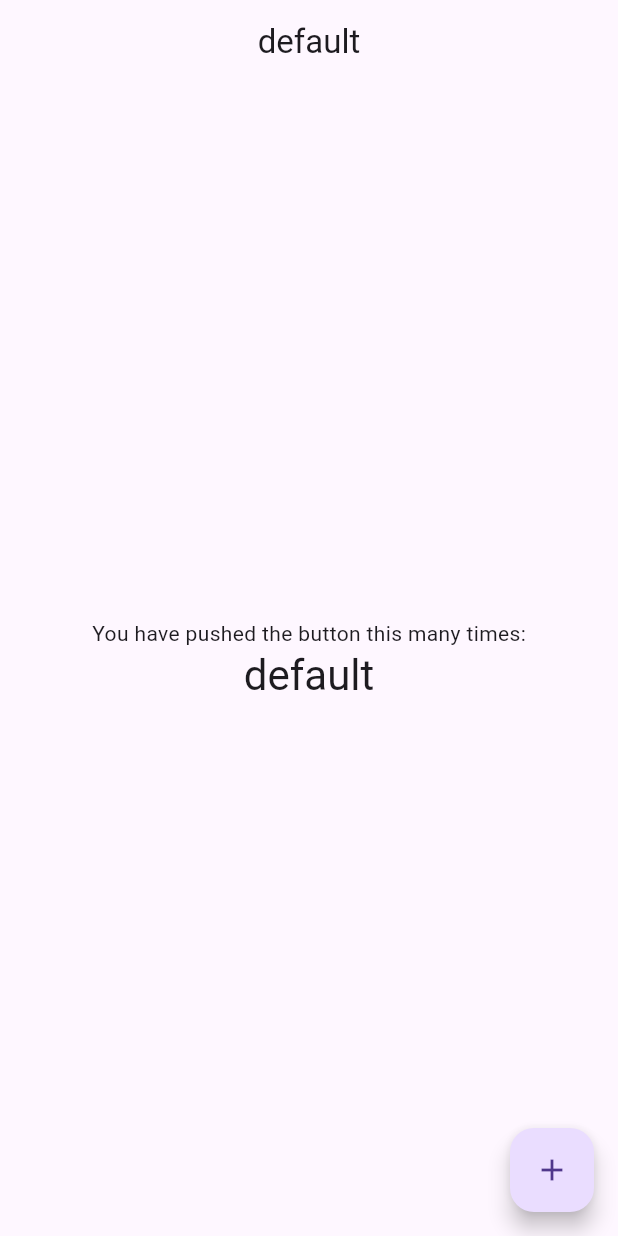
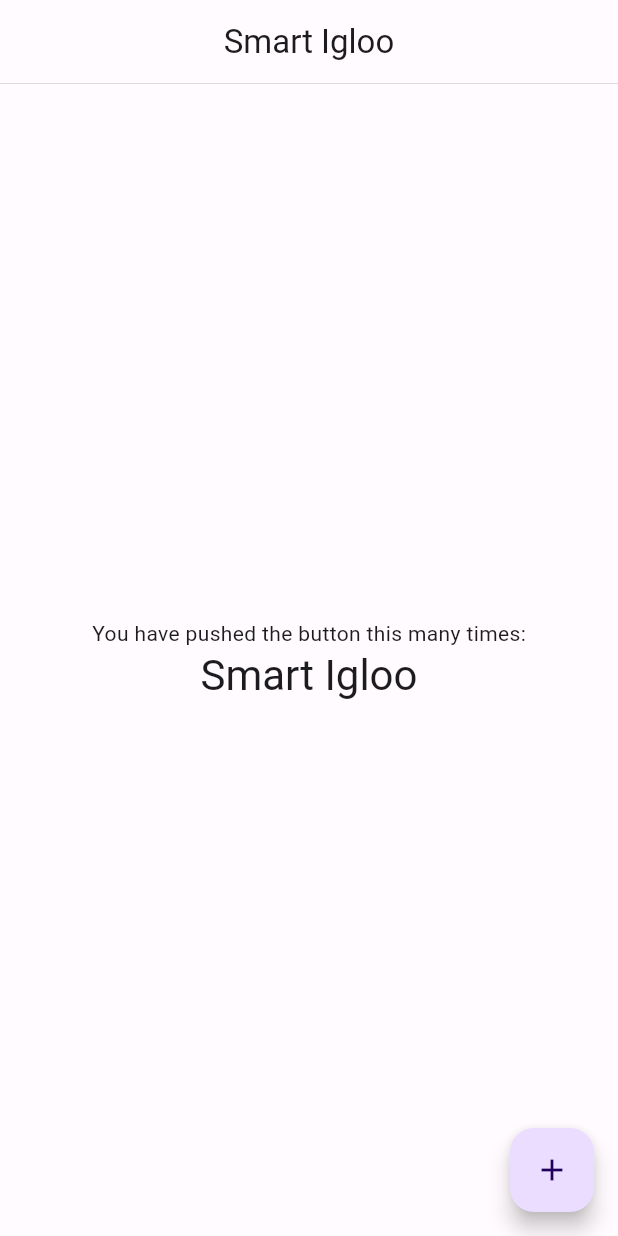
Before and after one commit to iot-tetracube-red/smart-igloo-app, a Flutter app: the screen it shows after launch, on a phone screen of 412 x 824 dp. Run offline on Flutter 3.47's test engine with Material 2 defaults, Android fonts, the phone set to English and light mode, and no system bars; our stand-ins replace flutter_bloc; generated files the repository leaves out were written again.

Commit message:
Add color schema and localization package

```diff
--- /dev/null
+++ b/l10n.yaml
@@ -0,0 +1,3 @@
+arb-dir: lib/l10n
+template-arb-file: app_en.arb
+output-localization-file: app_localizations.dart
--- /dev/null
+++ b/lib/l10n/app_en.arb
@@ -0,0 +1,3 @@
+{
+    "application_main_title": "Smart Igloo"
+}
--- a/lib/main.dart
+++ b/lib/main.dart
@@ -1,79 +1,6 @@
-import 'dart:math';
-
 import 'package:flutter/material.dart';
-import 'package:flutter/services.dart';
-import 'package:flutter_bloc/flutter_bloc.dart';
-import 'package:smart_igloo_app/main_application/app_bar_cubit.dart';
-
-import 'main_application/app_bar_model_state.dart';
+import 'package:smart_igloo_app/main_application/smart_igloo_app.dart';
 
 void main() {
-  runApp(const MyApp());
+  runApp(const SmartIglooApp());
 }
-
-class MyApp extends StatelessWidget {
-  const MyApp({Key? key}) : super(key: key);
-
-  @override
-  Widget build(BuildContext context) {
-    return MaterialApp(
-      title: 'Flutter Demo',
-      theme: ThemeData(
-        useMaterial3: true,
-      ),
-      home: const MyHomePage(),
-    );
-  }
-}
-
-class MyHomePage extends StatelessWidget {
-  const MyHomePage({Key? key}) : super(key: key);
-
-  @override
-  Widget build(BuildContext context) {
-    return BlocProvider(
-      create: (_) => AppBarCubit(),
-      child: const ContentPage(),
-    );
-  }
-}
-
-class ContentPage extends StatelessWidget {
-  const ContentPage({Key? key}) : super(key: key);
-
-  @override
-  Widget build(BuildContext context) {
-    return Scaffold(
-      appBar: AppBar(
-          systemOverlayStyle:
-              const SystemUiOverlayStyle(statusBarColor: Colors.transparent),
-          centerTitle: true,
-          title: BlocBuilder<AppBarCubit, AppBarModelState>(
-            builder: (ctx, state) => Text(state.title ?? "default"),
-          )),
-      body: Center(
-        child: Column(
-          mainAxisAlignment: MainAxisAlignment.center,
-          children: <Widget>[
-            const Text(
-              'You have pushed the button this many times:',
-            ),
-            BlocBuilder<AppBarCubit, AppBarModelState>(
-              builder: (ctx, state) => Text(
-                state.title ?? "default",
-                style: Theme.of(context).textTheme.headline4,
-              ),
-            )
-          ],
-        ),
-      ),
-      floatingActionButton: FloatingActionButton(
-        onPressed: () => context.read<AppBarCubit>().setAppBarTitle(
-            String.fromCharCodes(
-                List.generate(23, (index) => Random().nextInt(33) + 89))),
-        tooltip: 'Increment',
-        child: const Icon(Icons.add),
-      ), // This trailing comma makes auto-formatting nicer for build methods.
-    );
-  }
-}
--- /dev/null
+++ b/lib/main_application/main_application_page.dart
@@ -0,0 +1,58 @@
+import 'dart:math';
+
+import 'package:flutter/material.dart';
+import 'package:flutter/services.dart';
+import 'package:flutter_bloc/flutter_bloc.dart';
+import 'package:smart_igloo_app/main_application/app_bar_model_state.dart';
+import 'package:flutter_gen/gen_l10n/app_localizations.dart';
+
+import 'app_bar_cubit.dart';
+
+class MainApplicationPage extends StatelessWidget {
+  const MainApplicationPage({Key? key}) : super(key: key);
+
+  @override
+  Widget build(BuildContext context) {
+    return Scaffold(
+      appBar: AppBar(
+        backgroundColor: Theme.of(context).scaffoldBackgroundColor,
+        shape: Border(
+            bottom: BorderSide(
+                color: Theme.of(context).colorScheme.onBackground,
+                width: 0.1
+            )
+        ),
+        systemOverlayStyle:
+        const SystemUiOverlayStyle(statusBarColor: Colors.transparent),
+        centerTitle: true,
+        title: BlocBuilder<AppBarCubit, AppBarModelState>(
+          builder: (ctx, state) => Text(state.title ??
+              AppLocalizations.of(context)!.application_main_title),
+        ),
+      ),
+      body: Center(
+        child: Column(
+          mainAxisAlignment: MainAxisAlignment.center,
+          children: <Widget>[
+            const Text(
+              'You have pushed the button this many times:',
+            ),
+            BlocBuilder<AppBarCubit, AppBarModelState>(
+              builder: (ctx, state) => Text(
+                state.title ?? AppLocalizations.of(context)!.application_main_title,
+                style: Theme.of(context).textTheme.headline4,
+              ),
+            )
+          ],
+        ),
+      ),
+      floatingActionButton: FloatingActionButton(
+        onPressed: () => context.read<AppBarCubit>().setAppBarTitle(
+            String.fromCharCodes(
+                List.generate(23, (index) => Random().nextInt(33) + 89))),
+        tooltip: 'Increment',
+        child: const Icon(Icons.add),
+      ),
+    );
+  }
+}
--- /dev/null
+++ b/lib/main_application/smart_igloo_app.dart
@@ -0,0 +1,39 @@
+import 'package:flutter/material.dart';
+import 'package:flutter_bloc/flutter_bloc.dart';
+import 'package:flutter_gen/gen_l10n/app_localizations.dart';
+import 'package:flutter_localizations/flutter_localizations.dart';
+import 'package:smart_igloo_app/main_application/app_bar_cubit.dart';
+
+import '../color_schemes.g.dart';
+import 'main_application_page.dart';
+
+class SmartIglooApp extends StatelessWidget {
+  const SmartIglooApp({Key? key}) : super(key: key);
+
+  @override
+  Widget build(BuildContext context) {
+    return MaterialApp(
+      title: 'Smart Igloo',
+      localizationsDelegates: const [
+        AppLocalizations.delegate,
+        GlobalMaterialLocalizations.delegate,
+        GlobalWidgetsLocalizations.delegate,
+        GlobalCupertinoLocalizations.delegate,
+      ],
+      supportedLocales: const [
+        Locale('en', ''),
+      ],
+      debugShowCheckedModeBanner: false,
+      theme: ThemeData(useMaterial3: true, colorScheme: lightColorScheme),
+      darkTheme: ThemeData(useMaterial3: true, colorScheme: darkColorScheme),
+      home: blocContainerWrapper(context),
+    );
+  }
+
+  Widget blocContainerWrapper(BuildContext context) {
+    return BlocProvider(
+      create: (_) => AppBarCubit(),
+      child: const MainApplicationPage(),
+    );
+  }
+}
--- a/pubspec.yaml
+++ b/pubspec.yaml
@@ -10,10 +10,11 @@ dependencies:
   flutter:
     sdk: flutter
   flutter_localizations:
-      sdk: flutter
+    sdk: flutter
   cupertino_icons: ^1.0.2
   bloc: ^8.0.0
   flutter_bloc: ^8.0.0
+  intl: ^0.17.0
 
 dev_dependencies:
   flutter_test:
@@ -22,3 +23,4 @@ dev_dependencies:
 
 flutter:
   uses-material-design: true
+  generate: true
```
Also changed, not shown: lib/color_schemes.g.dart (added), pubspec.lock, 1 other file.
